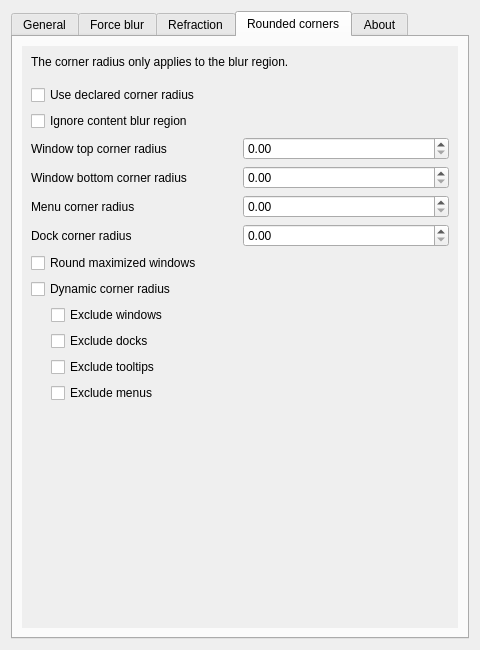
Qt form src/kcm/blur_config.ui (irrld/kwin-effects-glass) before a commit.
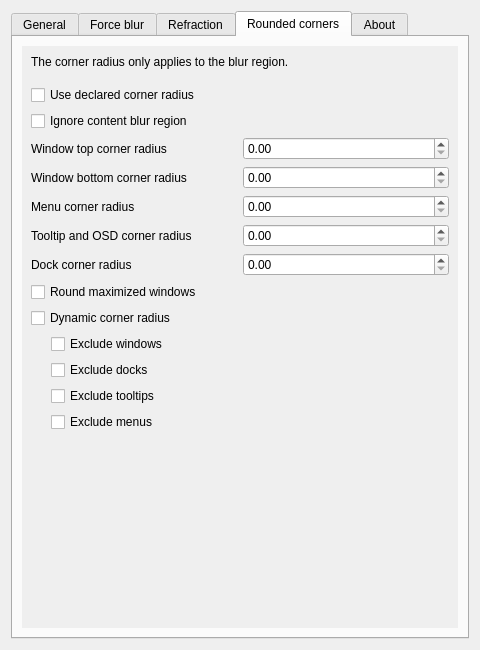
The same form after that commit. The open tabs and pages were chosen to show the change. Custom widgets are drawn as their Qt base class.

Commit message: add separate corner radius option for tooltips and osd

```diff
--- a/src/kcm/blur_config.ui
+++ b/src/kcm/blur_config.ui
@@ -1407,6 +1407,24 @@
              </item>
             </layout>
            </item>
+           <item>
+            <layout class="QHBoxLayout" name="layoutTooltipCornerRadius">
+             <item>
+              <widget class="QLabel" name="labelTooltipCornerRadius">
+               <property name="text">
+                <string>Tooltip and OSD corner radius</string>
+               </property>
+              </widget>
+             </item>
+             <item>
+              <widget class="QDoubleSpinBox" name="kcfg_TooltipCornerRadius">
+               <property name="minimum">
+                <double>0.000000000000000</double>
+               </property>
+              </widget>
+             </item>
+            </layout>
+           </item>
            <item>
             <layout class="QHBoxLayout" name="layoutDockCornerRadius">
              <item>
```
The commit also changes 5 other files.
